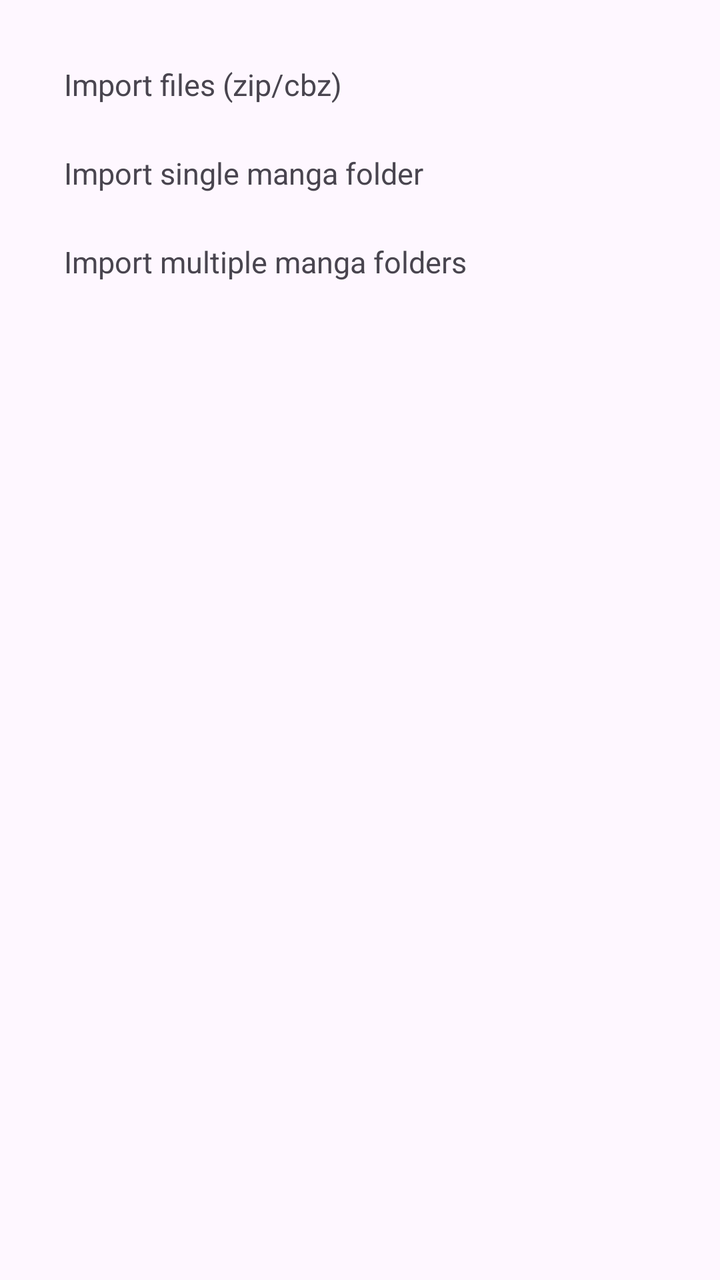
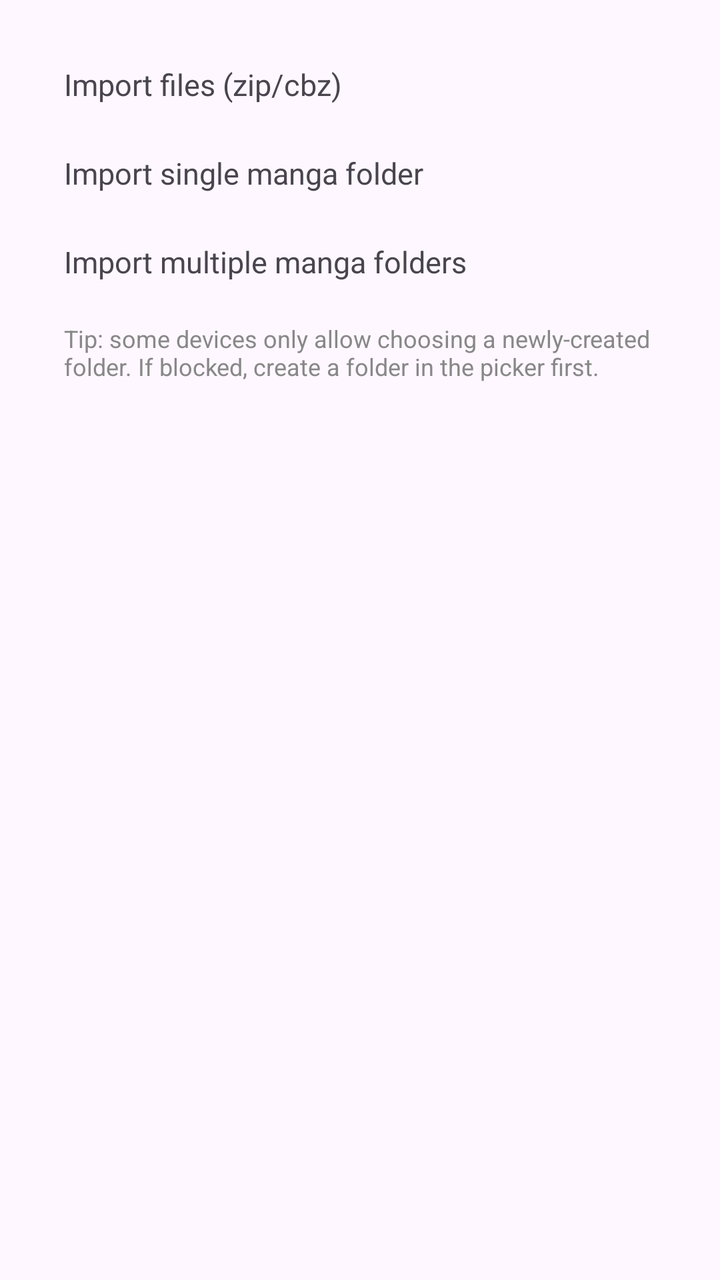

Before-and-after screenshots of an Android layout around one commit, followed by the original layout XML and the change that was made.
<!-- AndroidManifest.xml: application theme Theme.MT -->
<!-- res/layout/dialog_import_manga.xml -->
<?xml version="1.0" encoding="utf-8"?>
<LinearLayout
    xmlns:android="http://schemas.android.com/apk/res/android"
    android:layout_width="match_parent"
    android:layout_height="wrap_content"
    android:orientation="vertical"
    android:padding="20dp">

    <TextView
        android:id="@+id/btn_import_file"
        android:layout_width="match_parent"
        android:layout_height="wrap_content"
        android:padding="12dp"
        android:textSize="15sp"
        android:text="@string/import_manga_option_files"/>

    <TextView
        android:id="@+id/btn_import_single_dir"
        android:layout_width="match_parent"
        android:layout_height="wrap_content"
        android:padding="12dp"
        android:textSize="15sp"
        android:text="@string/import_manga_option_single_dir"/>

    <TextView
        android:id="@+id/btn_import_multi_dir"
        android:layout_width="match_parent"
        android:layout_height="wrap_content"
        android:padding="12dp"
        android:textSize="15sp"
        android:text="@string/import_manga_option_multi_dir"/>

</LinearLayout>
<!-- resources referenced by this layout -->
<resources>
  <string name="import_manga_option_files">Import files (zip/cbz)</string>
  <string name="import_manga_option_multi_dir">Import multiple manga folders</string>
  <string name="import_manga_option_single_dir">Import single manga folder</string>
  <style name="Theme.MT" parent="Base.Theme.MT">
          
          <item name="android:navigationBarColor">@android:color/transparent</item>
          <item name="android:statusBarColor">@android:color/transparent</item>
          <item name="android:windowLightStatusBar">?attr/isLightTheme</item>
      </style>
  <style name="Base.Theme.MT" parent="Theme.Material3.Light.NoActionBar">
          <item name="colorPrimary">#55AEEA</item>
          <item name="android:navigationBarColor">
              @android:color/transparent
          </item>
          <item name="android:enforceNavigationBarContrast">false</item>
          <item name="android:enforceStatusBarContrast">false</item>
      </style>
</resources>

<!-- the commit's change to res/layout/dialog_import_manga.xml (unified diff, before → after) -->
@@ -30,4 +30,14 @@
         android:textSize="15sp"
         android:text="@string/import_manga_option_multi_dir"/>
 
+    <TextView
+        android:layout_width="match_parent"
+        android:layout_height="wrap_content"
+        android:paddingStart="12dp"
+        android:paddingTop="8dp"
+        android:paddingEnd="12dp"
+        android:textSize="12sp"
+        android:textColor="#888888"
+        android:text="@string/import_folder_hint"/>
+
 </LinearLayout>
<!-- resource entries referenced after the edit -->
@@ -1,5 +1,6 @@
 <!-- resources referenced by this layout -->
 <resources>
+  <string name="import_folder_hint">Tip: some devices only allow choosing a newly-created folder. If blocked, create a folder in the picker first.</string>
   <string name="import_manga_option_files">Import files (zip/cbz)</string>
   <string name="import_manga_option_multi_dir">Import multiple manga folders</string>
   <string name="import_manga_option_single_dir">Import single manga folder</string>
